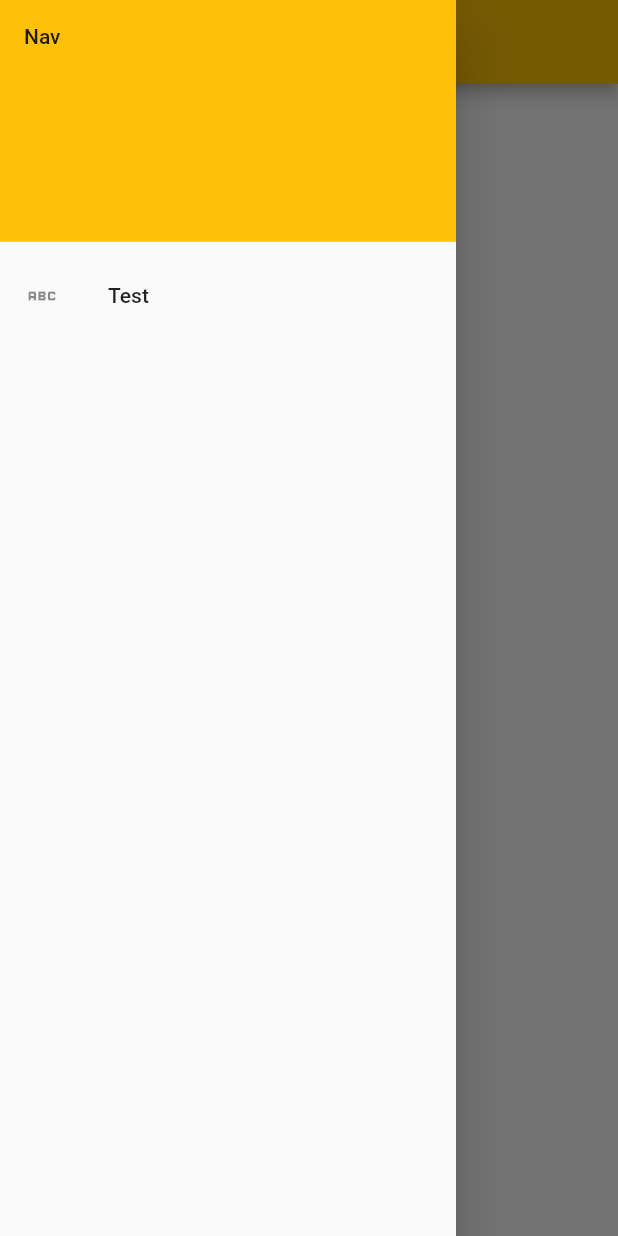
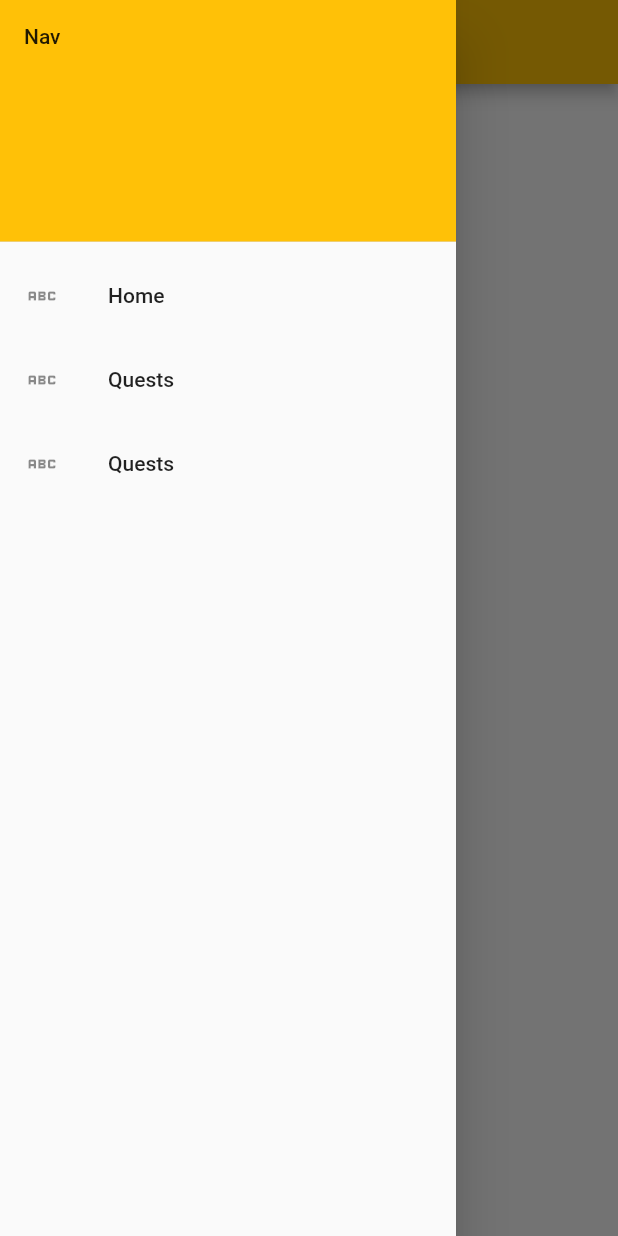
Before and after one commit to lauro-ss/Practices_Flutter, a Flutter app: the screen it shows after launch, with the side drawer open, on a phone screen of 412 x 824 dp. Run offline on Flutter 3.47's test engine with Material 2 defaults, Android fonts, the phone set to English and light mode, and no system bars.

Commit message:
Add actions

```diff
--- a/basic/lib/main.dart
+++ b/basic/lib/main.dart
@@ -9,11 +9,19 @@ main() => runApp(const App());
 class AppState extends State<App> {
   Widget? wg;
 
+  void _goto(Widget? g) {
+    setState(() {
+      wg = g;
+    });
+  }
+
   @override
   Widget build(BuildContext context) {
     return MaterialApp(
         home: Scaffold(
-            drawer: const Nav(),
+            drawer: Nav(
+              _goto,
+            ),
             appBar: AppBar(
               iconTheme: const IconThemeData(color: Colors.black),
               title: const Text(
--- a/basic/lib/nav.dart
+++ b/basic/lib/nav.dart
@@ -1,7 +1,11 @@
+import 'package:basic/quest_form.dart';
+import 'package:basic/quests.dart';
 import 'package:flutter/material.dart';
 
 class Nav extends StatelessWidget {
-  const Nav({super.key});
+  const Nav(this._gotoQuestForm, {super.key});
+
+  final void Function(Widget? g) _gotoQuestForm;
 
   @override
   Widget build(BuildContext context) {
@@ -14,9 +18,26 @@ class Nav extends StatelessWidget {
           ),
           ListTile(
             leading: const Icon(Icons.abc),
-            title: const Text("Test"),
+            title: const Text("Home"),
             onTap: () {
               Navigator.of(context).pop();
+              _gotoQuestForm(null);
+            },
+          ),
+          ListTile(
+            leading: const Icon(Icons.abc),
+            title: const Text("Quests"),
+            onTap: () {
+              Navigator.of(context).pop();
+              _gotoQuestForm(const Quests());
+            },
+          ),
+          ListTile(
+            leading: const Icon(Icons.abc),
+            title: const Text("Quests"),
+            onTap: () {
+              Navigator.of(context).pop();
+              _gotoQuestForm(const QuestForm());
             },
           )
         ],
```
